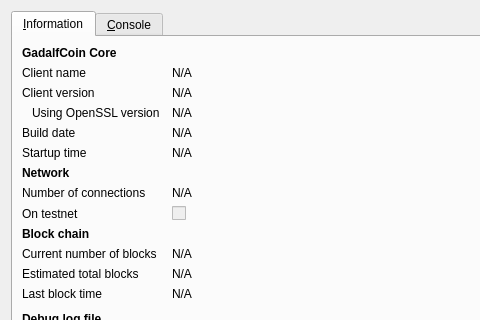
Qt form src/qt/forms/rpcconsole.ui (Vintryplc/Gandalfcoins) before a commit; both pictures show x 0 to 480 and y 0 to 320 of the 740 by 450 pixel window.
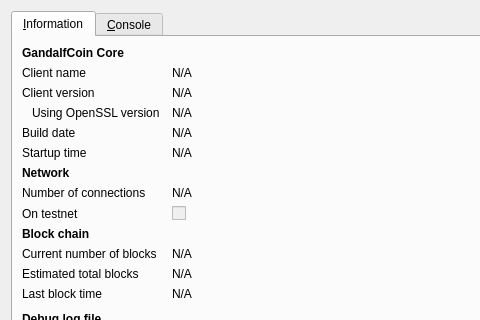
The same form after that commit. Icons and pictures are not drawn.

Diff of the .ui file:
```diff
--- a/src/qt/forms/rpcconsole.ui
+++ b/src/qt/forms/rpcconsole.ui
@@ -36,7 +36,7 @@
           </font>
          </property>
          <property name="text">
-          <string>GadalfCoin Core</string>
+          <string>GandalfCoin Core</string>
          </property>
         </widget>
        </item>
```
Left out of the diff: 6 changed lines with no effect on the pictures.
